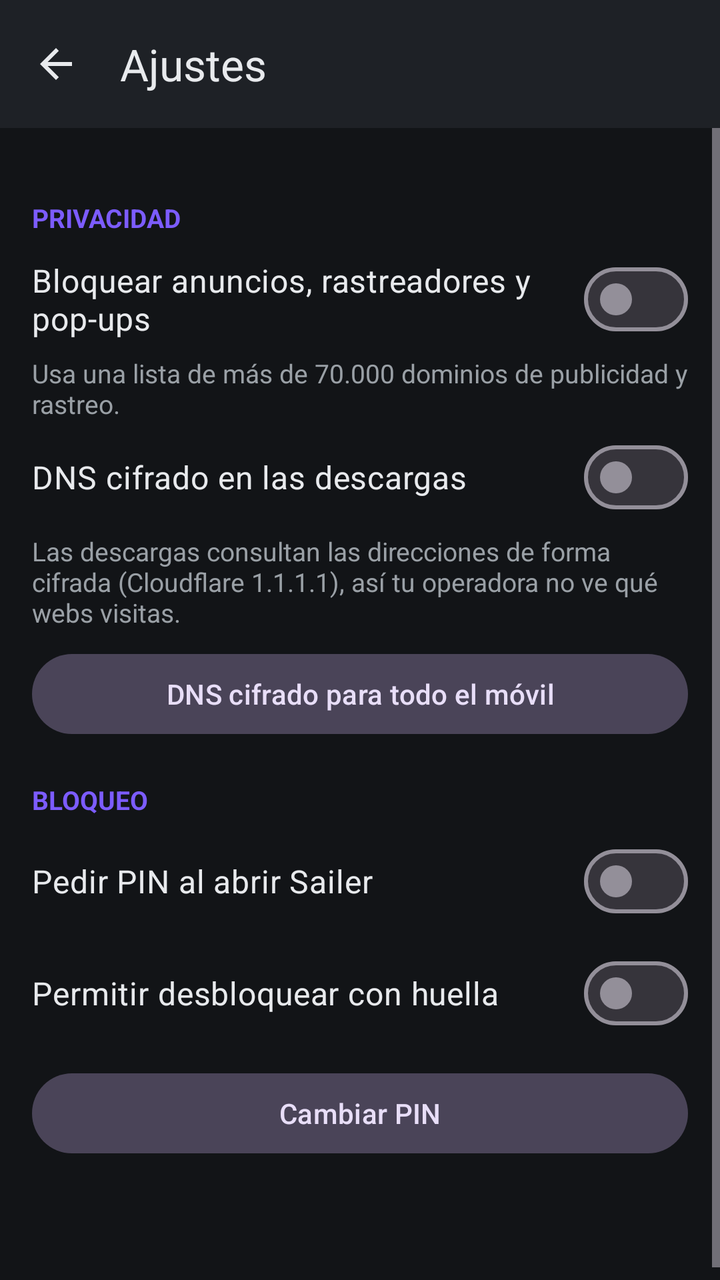
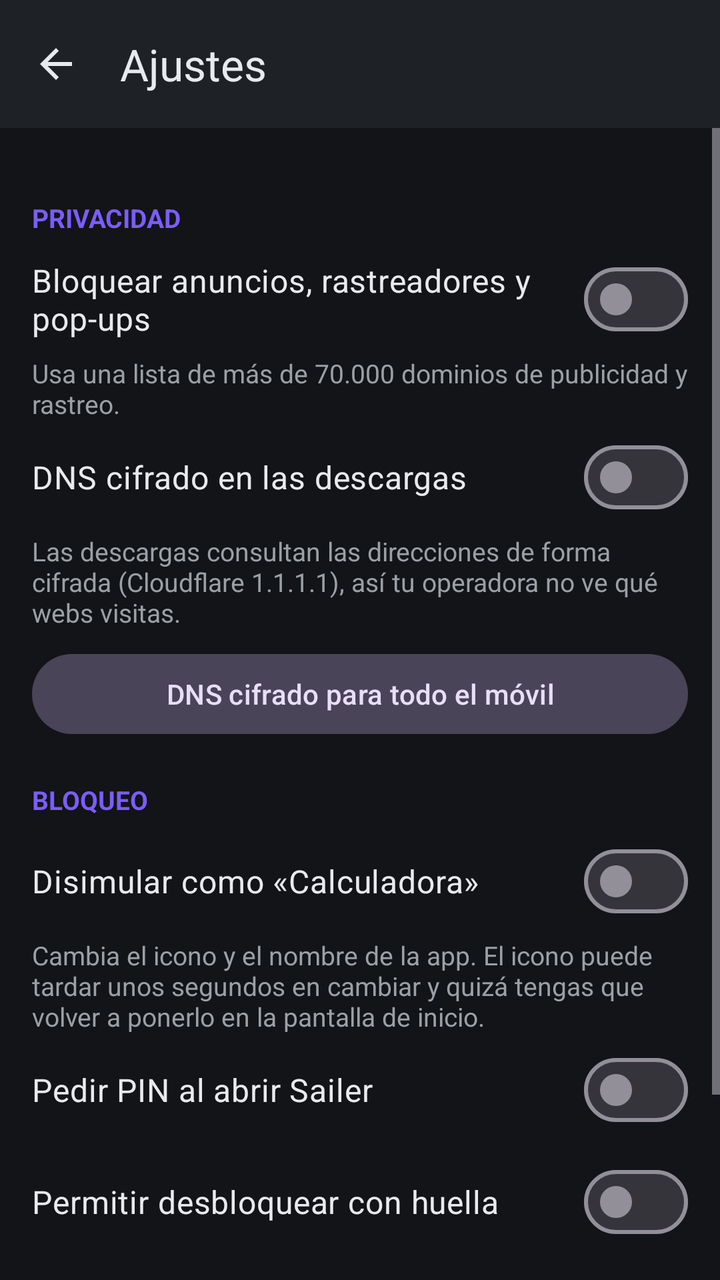

Two renders of the same Android screen: before a commit and after it. Below are the layout's source before the change and the commit's diff.
<!-- AndroidManifest.xml: application theme Theme.Sailer -->
<!-- res/layout/activity_settings.xml -->
<?xml version="1.0" encoding="utf-8"?>
<LinearLayout xmlns:android="http://schemas.android.com/apk/res/android"
    xmlns:app="http://schemas.android.com/apk/res-auto"
    android:layout_width="match_parent"
    android:layout_height="match_parent"
    android:fitsSystemWindows="true"
    android:orientation="vertical">

    <com.google.android.material.appbar.MaterialToolbar
        android:id="@+id/toolbar"
        android:layout_width="match_parent"
        android:layout_height="?attr/actionBarSize"
        android:background="@color/surface"
        app:navigationIcon="@drawable/ic_back"
        app:title="@string/menu_settings"
        app:titleTextColor="@color/text" />

    <ScrollView
        android:layout_width="match_parent"
        android:layout_height="match_parent">

        <LinearLayout
            android:layout_width="match_parent"
            android:layout_height="wrap_content"
            android:orientation="vertical"
            android:padding="16dp">

            <TextView style="@style/SailerSectionTitle" android:text="@string/settings_section_privacy" />

            <com.google.android.material.materialswitch.MaterialSwitch
                android:id="@+id/switchAdblock"
                style="@style/SailerSwitch"
                android:text="@string/settings_adblock" />

            <TextView style="@style/SailerHint" android:text="@string/settings_adblock_help" />

            <com.google.android.material.materialswitch.MaterialSwitch
                android:id="@+id/switchDoh"
                style="@style/SailerSwitch"
                android:text="@string/settings_doh" />

            <TextView style="@style/SailerHint" android:text="@string/settings_doh_help" />

            <com.google.android.material.button.MaterialButton
                android:id="@+id/privateDns"
                style="@style/Widget.Material3.Button.TonalButton"
                android:layout_width="match_parent"
                android:layout_height="wrap_content"
                android:layout_marginTop="8dp"
                android:text="@string/settings_private_dns" />

            <TextView style="@style/SailerSectionTitle" android:text="@string/settings_section_lock" />

            <com.google.android.material.materialswitch.MaterialSwitch
                android:id="@+id/switchLock"
                style="@style/SailerSwitch"
                android:text="@string/settings_lock" />

            <com.google.android.material.materialswitch.MaterialSwitch
                android:id="@+id/switchBiometric"
                style="@style/SailerSwitch"
                android:text="@string/settings_biometric" />

            <com.google.android.material.button.MaterialButton
                android:id="@+id/changePin"
                style="@style/Widget.Material3.Button.TonalButton"
                android:layout_width="match_parent"
                android:layout_height="wrap_content"
                android:layout_marginTop="8dp"
                android:text="@string/settings_change_pin" />

            <TextView
                android:id="@+id/version"
                style="@style/SailerHint"
                android:layout_marginTop="32dp"
                android:gravity="center" />
        </LinearLayout>
    </ScrollView>
</LinearLayout>
<!-- resources referenced by this layout -->
<resources>
  <color name="surface">#FF1E2126</color>
  <color name="text">#FFE8EAED</color>
  <!-- drawable ic_back (drawable) -->
  <vector xmlns:android="http://schemas.android.com/apk/res/android"
      android:width="24dp" android:height="24dp"
      android:viewportWidth="24" android:viewportHeight="24"
      android:autoMirrored="true">
      <path android:fillColor="@color/text"
          android:pathData="M20,11H7.83l5.59,-5.59L12,4l-8,8 8,8 1.41,-1.41L7.83,13H20v-2z" />
  </vector>
  <string name="menu_settings">Ajustes</string>
  <string name="settings_adblock">Bloquear anuncios, rastreadores y pop-ups</string>
  <string name="settings_adblock_help">Usa una lista de más de 70.000 dominios de publicidad y rastreo.</string>
  <string name="settings_biometric">Permitir desbloquear con huella</string>
  <string name="settings_change_pin">Cambiar PIN</string>
  <string name="settings_doh">DNS cifrado en las descargas</string>
  <string name="settings_doh_help">Las descargas consultan las direcciones de forma cifrada (Cloudflare 1.1.1.1), así tu operadora no ve qué webs visitas.</string>
  <string name="settings_lock">Pedir PIN al abrir Sailer</string>
  <string name="settings_private_dns">DNS cifrado para todo el móvil</string>
  <string name="settings_section_lock">Bloqueo</string>
  <string name="settings_section_privacy">Privacidad</string>
  <style name="SailerHint">
          <item name="android:layout_width">match_parent</item>
          <item name="android:layout_height">wrap_content</item>
          <item name="android:textColor">@color/text_dim</item>
          <item name="android:textSize">13sp</item>
      </style>
  <style name="SailerSectionTitle">
          <item name="android:layout_width">match_parent</item>
          <item name="android:layout_height">wrap_content</item>
          <item name="android:layout_marginTop">20dp</item>
          <item name="android:layout_marginBottom">4dp</item>
          <item name="android:textColor">@color/accent</item>
          <item name="android:textSize">13sp</item>
          <item name="android:textStyle">bold</item>
          <item name="android:textAllCaps">true</item>
      </style>
  <style name="SailerSwitch">
          <item name="android:layout_width">match_parent</item>
          <item name="android:layout_height">wrap_content</item>
          <item name="android:minHeight">56dp</item>
          <item name="android:textColor">@color/text</item>
          <item name="android:textSize">16sp</item>
      </style>
  <style name="Theme.Sailer" parent="Theme.Material3.Dark.NoActionBar">
          <item name="colorPrimary">@color/accent</item>
          <item name="android:windowBackground">@color/bg</item>
          <item name="android:statusBarColor">@color/surface</item>
          <item name="android:navigationBarColor">@color/surface</item>
      </style>
  <color name="text_dim">#FF9AA0A6</color>
  <color name="accent">#FF7C5CFF</color>
  <color name="bg">#FF121417</color>
</resources>

<!-- the commit's change to res/layout/activity_settings.xml (unified diff, before → after) -->
@@ -52,6 +52,13 @@
             <TextView style="@style/SailerSectionTitle" android:text="@string/settings_section_lock" />
 
             <com.google.android.material.materialswitch.MaterialSwitch
+                android:id="@+id/switchDisguise"
+                style="@style/SailerSwitch"
+                android:text="@string/settings_disguise" />
+
+            <TextView style="@style/SailerHint" android:text="@string/settings_disguise_help" />
+
+            <com.google.android.material.materialswitch.MaterialSwitch
                 android:id="@+id/switchLock"
                 style="@style/SailerSwitch"
                 android:text="@string/settings_lock" />
<!-- resource entries referenced after the edit -->
@@ -15,6 +15,8 @@
   <string name="settings_adblock_help">Usa una lista de más de 70.000 dominios de publicidad y rastreo.</string>
   <string name="settings_biometric">Permitir desbloquear con huella</string>
   <string name="settings_change_pin">Cambiar PIN</string>
+  <string name="settings_disguise">Disimular como «Calculadora»</string>
+  <string name="settings_disguise_help">Cambia el icono y el nombre de la app. El icono puede tardar unos segundos en cambiar y quizá tengas que volver a ponerlo en la pantalla de inicio.</string>
   <string name="settings_doh">DNS cifrado en las descargas</string>
   <string name="settings_doh_help">Las descargas consultan las direcciones de forma cifrada (Cloudflare 1.1.1.1), así tu operadora no ve qué webs visitas.</string>
   <string name="settings_lock">Pedir PIN al abrir Sailer</string>
